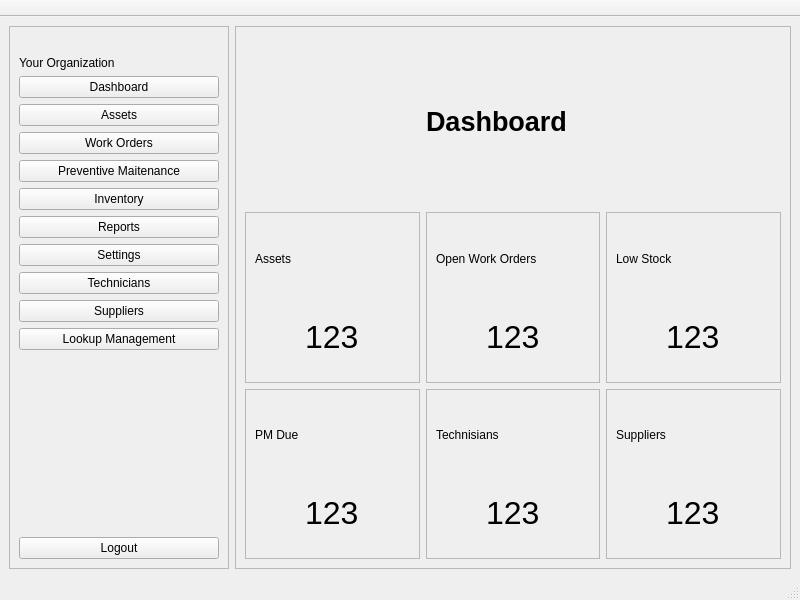
Before: the Qt Designer form app/ui/forms/dashboard.ui in Apie-dup/MaintenanceSystem, drawn with Qt 5.
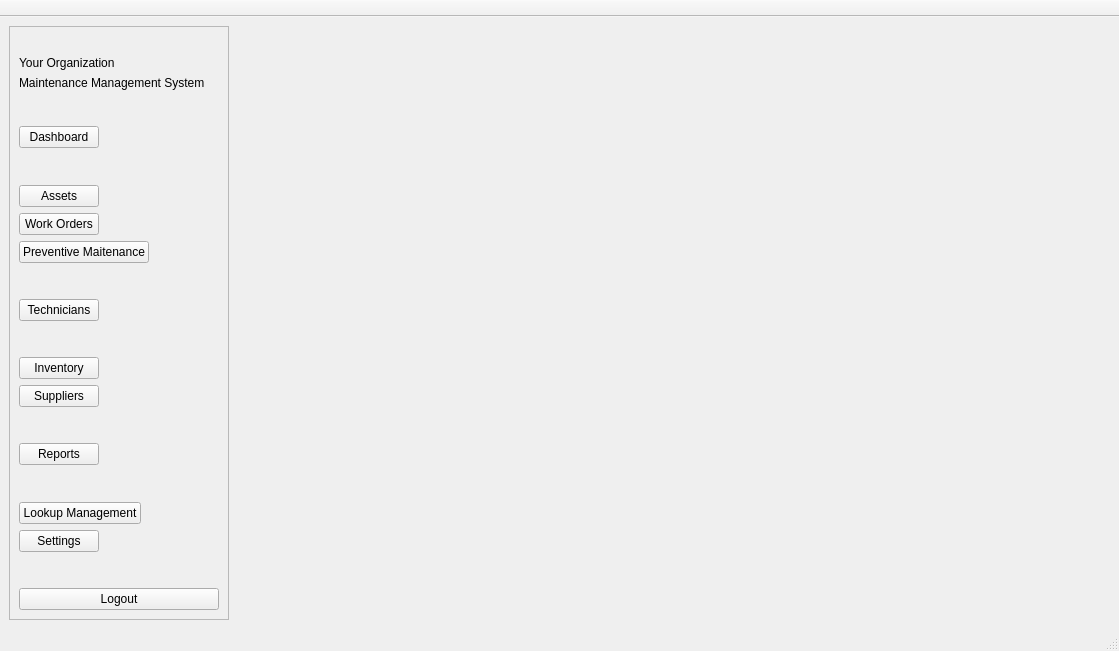
After: the same form once the commit is applied.

Commit message: Add UI components for Preventive Maintenance and related pages, including table structures and buttons

```diff
--- a/app/ui/forms/dashboard.ui
+++ b/app/ui/forms/dashboard.ui
@@ -6,15 +6,15 @@
    <rect>
     <x>0</x>
     <y>0</y>
-    <width>800</width>
-    <height>600</height>
+    <width>1119</width>
+    <height>651</height>
    </rect>
   </property>
   <property name="windowTitle">
    <string>Mantenance Management System</string>
   </property>
   <widget class="QWidget" name="centralwidget">
-   <layout class="QGridLayout" name="gridLayout">
+   <layout class="QFormLayout" name="formLayout">
     <item row="0" column="0">
      <widget class="QFrame" name="frameNavigation">
       <property name="minimumSize">
@@ -51,6 +51,26 @@
         </widget>
        </item>
        <item>
+        <widget class="QLabel" name="lblMaintenaceManagementSysytem">
+         <property name="text">
+          <string>Maintenance Management System</string>
+         </property>
+        </widget>
+       </item>
+       <item>
+        <spacer name="verticalSpacer_7">
+         <property name="orientation">
+          <enum>Qt::Orientation::Vertical</enum>
+         </property>
+         <property name="sizeHint" stdset="0">
+          <size>
+           <width>20</width>
+           <height>20</height>
+          </size>
+         </property>
+        </spacer>
+       </item>
+       <item alignment="Qt::AlignmentFlag::AlignLeft">
         <widget class="QPushButton" name="btnDashboard">
          <property name="text">
           <string>Dashboard</string>
@@ -58,20 +78,33 @@
         </widget>
        </item>
        <item>
+        <spacer name="verticalSpacer_6">
+         <property name="orientation">
+          <enum>Qt::Orientation::Vertical</enum>
+         </property>
+         <property name="sizeHint" stdset="0">
+          <size>
+           <width>20</width>
+           <height>9</height>
+          </size>
+         </property>
+        </spacer>
+       </item>
+       <item alignment="Qt::AlignmentFlag::AlignLeft">
         <widget class="QPushButton" name="btnAssets">
          <property name="text">
           <string>Assets</string>
          </property>
         </widget>
        </item>
-       <item>
+       <item alignment="Qt::AlignmentFlag::AlignLeft">
         <widget class="QPushButton" name="btnWorkOrders">
          <property name="text">
           <string>Work Orders</string>
          </property>
         </widget>
        </item>
-       <item>
+       <item alignment="Qt::AlignmentFlag::AlignLeft">
         <widget class="QPushButton" name="btnPM">
          <property name="text">
           <string>Preventive Maitenance</string>
@@ -79,27 +112,19 @@
         </widget>
        </item>
        <item>
-        <widget class="QPushButton" name="btnInventory">
-         <property name="text">
-          <string>Inventory</string>
+        <spacer name="verticalSpacer_5">
+         <property name="orientation">
+          <enum>Qt::Orientation::Vertical</enum>
          </property>
-        </widget>
-       </item>
-       <item>
-        <widget class="QPushButton" name="btnReports">
-         <property name="text">
-          <string>Reports</string>
+         <property name="sizeHint" stdset="0">
+          <size>
+           <width>20</width>
+           <height>9</height>
+          </size>
          </property>
-        </widget>
+        </spacer>
        </item>
-       <item>
-        <widget class="QPushButton" name="btnSettings">
-         <property name="text">
-          <string>Settings</string>
-         </property>
-        </widget>
-       </item>
-       <item>
+       <item alignment="Qt::AlignmentFlag::AlignLeft">
         <widget class="QPushButton" name="btnThecnicians">
          <property name="text">
           <string>Technicians</string>
@@ -107,6 +132,26 @@
         </widget>
        </item>
        <item>
+        <spacer name="verticalSpacer_4">
+         <property name="orientation">
+          <enum>Qt::Orientation::Vertical</enum>
+         </property>
+         <property name="sizeHint" stdset="0">
+          <size>
+           <width>20</width>
+           <height>10</height>
+          </size>
+         </property>
+        </spacer>
+       </item>
+       <item alignment="Qt::AlignmentFlag::AlignLeft">
+        <widget class="QPushButton" name="btnInventory">
+         <property name="text">
+          <string>Inventory</string>
+         </property>
+        </widget>
+       </item>
+       <item alignment="Qt::AlignmentFlag::AlignLeft">
         <widget class="QPushButton" name="btnSuppliers">
          <property name="text">
           <string>Suppliers</string>
@@ -114,12 +159,55 @@
         </widget>
        </item>
        <item>
+        <spacer name="verticalSpacer_3">
+         <property name="orientation">
+          <enum>Qt::Orientation::Vertical</enum>
+         </property>
+         <property name="sizeHint" stdset="0">
+          <size>
+           <width>20</width>
+           <height>9</height>
+          </size>
+         </property>
+        </spacer>
+       </item>
+       <item alignment="Qt::AlignmentFlag::AlignLeft">
+        <widget class="QPushButton" name="btnReports">
+         <property name="text">
+          <string>Reports</string>
+         </property>
+        </widget>
+       </item>
+       <item>
+        <spacer name="verticalSpacer_2">
+         <property name="orientation">
+          <enum>Qt::Orientation::Vertical</enum>
+         </property>
+         <property name="sizeHint" stdset="0">
+          <size>
+           <width>20</width>
+           <height>9</height>
+          </size>
+         </property>
+        </spacer>
+       </item>
+       <item alignment="Qt::AlignmentFlag::AlignLeft">
         <widget class="QPushButton" name="btnLookups">
          <property name="text">
           <string>Lookup Management</string>
          </property>
         </widget>
        </item>
+       <item alignment="Qt::AlignmentFlag::AlignLeft">
+        <widget class="QPushButton" name="btnSettings">
+         <property name="layoutDirection">
+          <enum>Qt::LayoutDirection::LeftToRight</enum>
+         </property>
+         <property name="text">
+          <string>Settings</string>
+         </property>
+        </widget>
+       </item>
        <item>
         <spacer name="verticalSpacer">
          <property name="orientation">
@@ -128,7 +216,7 @@
          <property name="sizeHint" stdset="0">
           <size>
            <width>20</width>
-           <height>203</height>
+           <height>20</height>
           </size>
          </property>
         </spacer>
@@ -143,223 +231,6 @@
       </layout>
      </widget>
     </item>
-    <item row="0" column="1">
-     <widget class="QFrame" name="frameContent">
-      <property name="frameShape">
-       <enum>QFrame::Shape::StyledPanel</enum>
-      </property>
-      <property name="frameShadow">
-       <enum>QFrame::Shadow::Raised</enum>
-      </property>
-      <layout class="QGridLayout" name="gridLayout_2">
-       <item row="1" column="0">
-        <widget class="QFrame" name="frameAssets">
-         <property name="minimumSize">
-          <size>
-           <width>0</width>
-           <height>0</height>
-          </size>
-         </property>
-         <property name="frameShape">
-          <enum>QFrame::Shape::StyledPanel</enum>
-         </property>
-         <property name="frameShadow">
-          <enum>QFrame::Shadow::Raised</enum>
-         </property>
-         <layout class="QGridLayout" name="gridLayout_3">
-          <item row="1" column="0" alignment="Qt::AlignmentFlag::AlignHCenter">
-           <widget class="QLabel" name="lblAssetsValue">
-            <property name="font">
-             <font>
-              <pointsize>24</pointsize>
-             </font>
-            </property>
-            <property name="text">
-             <string>123</string>
-            </property>
-           </widget>
-          </item>
-          <item row="0" column="0">
-           <widget class="QLabel" name="lblAssetsTitle">
-            <property name="text">
-             <string>Assets</string>
-            </property>
-           </widget>
-          </item>
-         </layout>
-        </widget>
-       </item>
-       <item row="0" column="1">
-        <widget class="QLabel" name="lblTitle">
-         <property name="font">
-          <font>
-           <pointsize>20</pointsize>
-           <bold>true</bold>
-          </font>
-         </property>
-         <property name="text">
-          <string>Dashboard</string>
-         </property>
-        </widget>
-       </item>
-       <item row="2" column="0">
-        <widget class="QFrame" name="framePMDue">
-         <property name="frameShape">
-          <enum>QFrame::Shape::StyledPanel</enum>
-         </property>
-         <property name="frameShadow">
-          <enum>QFrame::Shadow::Raised</enum>
-         </property>
-         <layout class="QGridLayout" name="gridLayout_5">
-          <item row="0" column="0">
-           <widget class="QLabel" name="lblPMDueTitle">
-            <property name="text">
-             <string>PM Due</string>
-            </property>
-           </widget>
-          </item>
-          <item row="1" column="0" alignment="Qt::AlignmentFlag::AlignHCenter">
-           <widget class="QLabel" name="lblPMDueValue">
-            <property name="font">
-             <font>
-              <pointsize>24</pointsize>
-             </font>
-            </property>
-            <property name="text">
-             <string>123</string>
-            </property>
-           </widget>
-          </item>
-         </layout>
-        </widget>
-       </item>
-       <item row="1" column="2">
-        <widget class="QFrame" name="frameLowStock">
-         <property name="frameShape">
-          <enum>QFrame::Shape::StyledPanel</enum>
-         </property>
-         <property name="frameShadow">
-          <enum>QFrame::Shadow::Raised</enum>
-         </property>
-         <layout class="QGridLayout" name="gridLayout_6">
-          <item row="0" column="0">
-           <widget class="QLabel" name="lblLowStockTitle">
-            <property name="text">
-             <string>Low Stock</string>
-            </property>
-           </widget>
-          </item>
-          <item row="1" column="0" alignment="Qt::AlignmentFlag::AlignHCenter">
-           <widget class="QLabel" name="lblLowStockValue">
-            <property name="font">
-             <font>
-              <pointsize>24</pointsize>
-             </font>
-            </property>
-            <property name="text">
-             <string>123</string>
-            </property>
-           </widget>
-          </item>
-         </layout>
-        </widget>
-       </item>
-       <item row="2" column="1">
-        <widget class="QFrame" name="frame">
-         <property name="frameShape">
-          <enum>QFrame::Shape::StyledPanel</enum>
-         </property>
-         <property name="frameShadow">
-          <enum>QFrame::Shadow::Raised</enum>
-         </property>
-         <layout class="QGridLayout" name="gridLayout_7">
-          <item row="0" column="0">
-           <widget class="QLabel" name="lblTechnisiansTitle">
-            <property name="text">
-             <string>Technisians</string>
-            </property>
-           </widget>
-          </item>
-          <item row="1" column="0" alignment="Qt::AlignmentFlag::AlignHCenter">
-           <widget class="QLabel" name="lblTechniciansValue">
-            <property name="font">
-             <font>
-              <pointsize>24</pointsize>
-             </font>
-            </property>
-            <property name="text">
-             <string>123</string>
-            </property>
-           </widget>
-          </item>
-         </layout>
-        </widget>
-       </item>
-       <item row="1" column="1">
-        <widget class="QFrame" name="frameOpenWorkOrders">
-         <property name="frameShape">
-          <enum>QFrame::Shape::StyledPanel</enum>
-         </property>
-         <property name="frameShadow">
-          <enum>QFrame::Shadow::Raised</enum>
-         </property>
-         <layout class="QGridLayout" name="gridLayout_4">
-          <item row="1" column="0" alignment="Qt::AlignmentFlag::AlignHCenter">
-           <widget class="QLabel" name="lblOpenWorkOrdersValue">
-            <property name="font">
-             <font>
-              <pointsize>24</pointsize>
-             </font>
-            </property>
-            <property name="text">
-             <string>123</string>
-            </property>
-           </widget>
-          </item>
-          <item row="0" column="0">
-           <widget class="QLabel" name="lblOpenWorkOrdersTitle">
-            <property name="text">
-             <string>Open Work Orders</string>
-            </property>
-           </widget>
-          </item>
-         </layout>
-        </widget>
-       </item>
-       <item row="2" column="2">
-        <widget class="QFrame" name="frame_2">
-         <property name="frameShape">
-          <enum>QFrame::Shape::StyledPanel</enum>
-         </property>
-         <property name="frameShadow">
-          <enum>QFrame::Shadow::Raised</enum>
-         </property>
-         <layout class="QGridLayout" name="gridLayout_8">
-          <item row="0" column="0">
-           <widget class="QLabel" name="lblSuppliersTitle">
-            <property name="text">
-             <string>Suppliers</string>
-            </property>
-           </widget>
-          </item>
-          <item row="1" column="0" alignment="Qt::AlignmentFlag::AlignHCenter">
-           <widget class="QLabel" name="label">
-            <property name="font">
-             <font>
-              <pointsize>24</pointsize>
-             </font>
-            </property>
-            <property name="text">
-             <string>123</string>
-            </property>
-           </widget>
-          </item>
-         </layout>
-        </widget>
-       </item>
-      </layout>
-     </widget>
-    </item>
    </layout>
   </widget>
   <widget class="QMenuBar" name="menubar">
```
Left out of the diff: 4 changed lines with no effect on the pictures. The commit also changes 60 other files.
